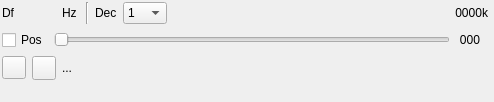
Qt form plugins/channelrx/sigmffilesink/sigmffilesinkgui.ui (f4exb/sdrangel) before a commit.
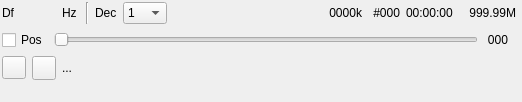
The same form after that commit. Icons and pictures are not drawn. Custom widgets are drawn as their Qt base class.

Commit message: SigMF file sink: show number of tracks in GUI

```diff
--- a/plugins/channelrx/sigmffilesink/sigmffilesinkgui.ui
+++ b/plugins/channelrx/sigmffilesink/sigmffilesinkgui.ui
@@ -6,13 +6,13 @@
    <rect>
     <x>0</x>
     <y>0</y>
-    <width>494</width>
+    <width>522</width>
     <height>102</height>
    </rect>
   </property>
   <property name="minimumSize">
    <size>
-    <width>494</width>
+    <width>522</width>
     <height>102</height>
    </size>
   </property>
@@ -33,13 +33,13 @@
     <rect>
      <x>0</x>
      <y>0</y>
-     <width>492</width>
+     <width>520</width>
      <height>100</height>
     </rect>
    </property>
    <property name="minimumSize">
     <size>
-     <width>492</width>
+     <width>520</width>
      <height>100</height>
     </size>
    </property>
@@ -212,6 +212,60 @@
         </property>
        </widget>
       </item>
+      <item>
+       <widget class="QLabel" name="recordNbTracks">
+        <property name="minimumSize">
+         <size>
+          <width>32</width>
+          <height>0</height>
+         </size>
+        </property>
+        <property name="toolTip">
+         <string>Number of captures (tracks) in record updated at end of track</string>
+        </property>
+        <property name="text">
+         <string>#000</string>
+        </property>
+        <property name="alignment">
+         <set>Qt::AlignRight|Qt::AlignTrailing|Qt::AlignVCenter</set>
+        </property>
+       </widget>
+      </item>
+      <item>
+       <widget class="QLabel" name="recordTimeText">
+        <property name="minimumSize">
+         <size>
+          <width>52</width>
+          <height>0</height>
+         </size>
+        </property>
+        <property name="toolTip">
+         <string>Record time (HH:MM:SS)</string>
+        </property>
+        <property name="text">
+         <string>00:00:00</string>
+        </property>
+       </widget>
+      </item>
+      <item>
+       <widget class="QLabel" name="recordSizeText">
+        <property name="minimumSize">
+         <size>
+          <width>52</width>
+          <height>0</height>
+         </size>
+        </property>
+        <property name="toolTip">
+         <string>Data file size (k: kB, M: MB, G: GB)</string>
+        </property>
+        <property name="text">
+         <string>999.99M</string>
+        </property>
+        <property name="alignment">
+         <set>Qt::AlignRight|Qt::AlignTrailing|Qt::AlignVCenter</set>
+        </property>
+       </widget>
+      </item>
      </layout>
     </item>
     <item>
```
Left out of the diff: 2 changed lines with no effect on the pictures. The commit also changes 9 other files.
